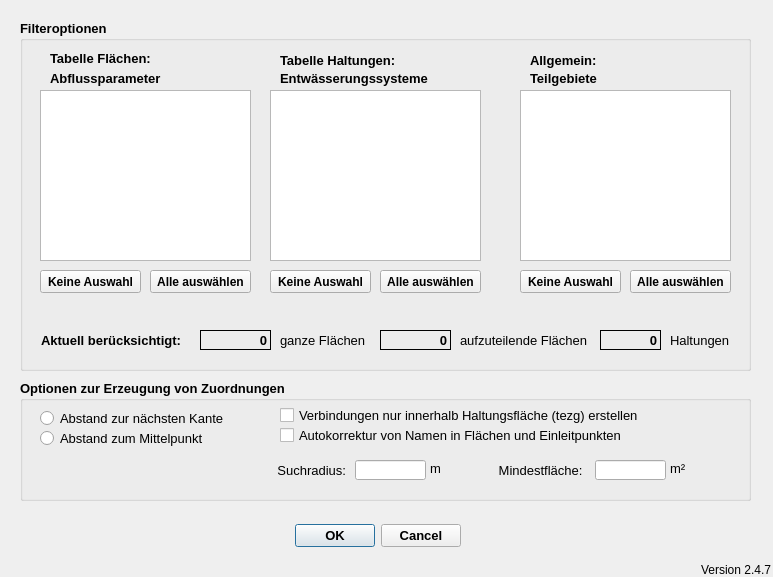
Old version of the form qkan/linkflaechen/res/application_createlinefl.ui in the repository hoettges/QKan.
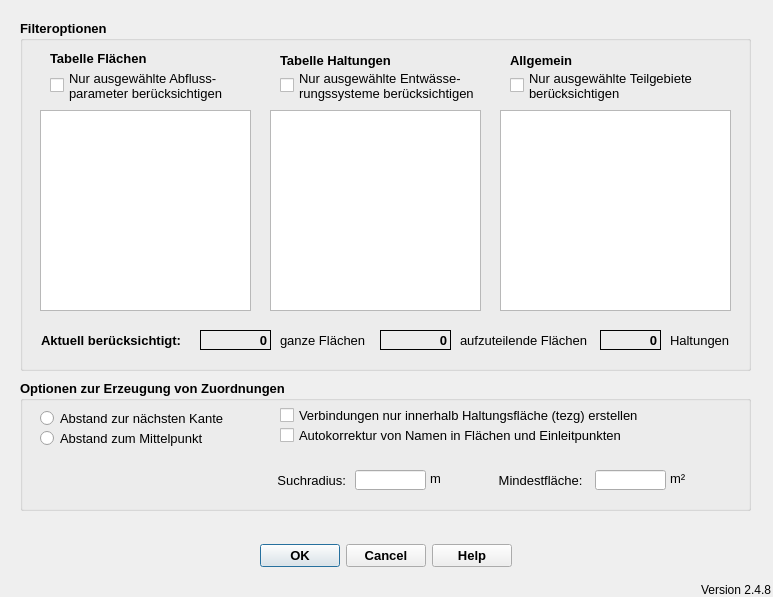
New version of the form.

What changed in the file:
```diff
--- a/qkan/linkflaechen/res/application_createlinefl.ui
+++ b/qkan/linkflaechen/res/application_createlinefl.ui
@@ -7,7 +7,7 @@
     <x>0</x>
     <y>0</y>
     <width>773</width>
-    <height>577</height>
+    <height>597</height>
    </rect>
   </property>
   <property name="windowTitle">
@@ -16,9 +16,9 @@
   <widget class="QDialogButtonBox" name="button_box">
    <property name="geometry">
     <rect>
-     <x>280</x>
-     <y>520</y>
-     <width>181</width>
+     <x>220</x>
+     <y>540</y>
+     <width>331</width>
      <height>32</height>
     </rect>
    </property>
@@ -36,14 +36,17 @@
     <enum>Qt::Horizontal</enum>
    </property>
    <property name="standardButtons">
-    <set>QDialogButtonBox::Cancel|QDialogButtonBox::Ok</set>
+    <set>QDialogButtonBox::Cancel|QDialogButtonBox::Help|QDialogButtonBox::Ok</set>
+   </property>
+   <property name="centerButtons">
+    <bool>true</bool>
    </property>
   </widget>
   <widget class="QLabel" name="lb_version">
    <property name="geometry">
     <rect>
      <x>700</x>
-     <y>560</y>
+     <y>580</y>
      <width>71</width>
      <height>20</height>
     </rect>
@@ -52,7 +55,7 @@
     <string>Version QKan Import</string>
    </property>
    <property name="text">
-    <string>Version 2.4.7</string>
+    <string>Version 2.4.8</string>
    </property>
    <property name="alignment">
     <set>Qt::AlignRight|Qt::AlignTrailing|Qt::AlignVCenter</set>
@@ -81,9 +84,9 @@
     <property name="geometry">
      <rect>
       <x>20</x>
-      <y>70</y>
+      <y>90</y>
       <width>211</width>
-      <height>171</height>
+      <height>201</height>
      </rect>
     </property>
     <property name="toolTip">
@@ -112,35 +115,16 @@
      </font>
     </property>
     <property name="text">
-     <string>Tabelle Flächen:</string>
-    </property>
-   </widget>
-   <widget class="QLabel" name="label_4">
-    <property name="geometry">
-     <rect>
-      <x>260</x>
-      <y>50</y>
-      <width>171</width>
-      <height>16</height>
-     </rect>
-    </property>
-    <property name="font">
-     <font>
-      <weight>75</weight>
-      <bold>true</bold>
-     </font>
-    </property>
-    <property name="text">
-     <string>Entwässerungssysteme</string>
+     <string>Tabelle Flächen</string>
     </property>
    </widget>
    <widget class="QListWidget" name="lw_hal_entw">
     <property name="geometry">
      <rect>
       <x>250</x>
-      <y>70</y>
+      <y>90</y>
       <width>211</width>
-      <height>171</height>
+      <height>201</height>
      </rect>
     </property>
     <property name="toolTip">
@@ -153,32 +137,13 @@
      <enum>QAbstractItemView::ExtendedSelection</enum>
     </property>
    </widget>
-   <widget class="QLabel" name="label_5">
-    <property name="geometry">
-     <rect>
-      <x>510</x>
-      <y>50</y>
-      <width>91</width>
-      <height>16</height>
-     </rect>
-    </property>
-    <property name="font">
-     <font>
-      <weight>75</weight>
-      <bold>true</bold>
-     </font>
-    </property>
-    <property name="text">
-     <string>Teilgebiete</string>
-    </property>
-   </widget>
    <widget class="QListWidget" name="lw_teilgebiete">
     <property name="geometry">
      <rect>
-      <x>500</x>
-      <y>70</y>
-      <width>211</width>
-      <height>171</height>
+      <x>480</x>
+      <y>90</y>
+      <width>231</width>
+      <height>201</height>
      </rect>
     </property>
     <property name="toolTip">
@@ -191,25 +156,6 @@
      <enum>QAbstractItemView::ExtendedSelection</enum>
     </property>
    </widget>
-   <widget class="QLabel" name="label_6">
-    <property name="geometry">
-     <rect>
-      <x>30</x>
-      <y>50</y>
-      <width>141</width>
-      <height>16</height>
-     </rect>
-    </property>
-    <property name="font">
-     <font>
-      <weight>75</weight>
-      <bold>true</bold>
-     </font>
-    </property>
-    <property name="text">
-     <string>Abflussparameter</string>
-    </property>
-   </widget>
    <widget class="QLabel" name="label_7">
     <property name="geometry">
      <rect>
@@ -226,13 +172,13 @@
      </font>
     </property>
     <property name="text">
-     <string>Tabelle Haltungen:</string>
+     <string>Tabelle Haltungen</string>
     </property>
    </widget>
    <widget class="QLabel" name="label_8">
     <property name="geometry">
      <rect>
-      <x>510</x>
+      <x>490</x>
       <y>30</y>
       <width>91</width>
       <height>20</height>
@@ -245,7 +191,7 @@
      </font>
     </property>
     <property name="text">
-     <string>Allgemein:</string>
+     <string>Allgemein</string>
     </property>
    </widget>
    <widget class="QLabel" name="lf_anzahl_flaechen">
@@ -457,20 +403,19 @@
      <set>Qt::AlignLeading|Qt::AlignLeft|Qt::AlignVCenter</set>
     </property>
    </widget>
-   <widget class="QPushButton" name="pb_flSelAll">
+   <widget class="QCheckBox" name="cb_selFlActive">
     <property name="geometry">
      <rect>
-      <x>130</x>
-      <y>250</y>
-      <width>101</width>
-      <height>23</height>
+      <x>30</x>
+      <y>50</y>
+      <width>201</width>
+      <height>31</height>
      </rect>
     </property>
     <property name="font">
      <font>
-      <pointsize>9</pointsize>
-      <weight>75</weight>
-      <bold>true</bold>
+      <weight>50</weight>
+      <bold>false</bold>
      </font>
     </property>
     <property name="toolTip">
@@ -480,23 +425,23 @@
      <string>Alle angezeigten Haltungsflächen zur Bearbeitung auswählen</string>
     </property>
     <property name="text">
-     <string>Alle auswählen</string>
+     <string>Nur ausgewählte Abfluss-
+parameter berücksichtigen</string>
     </property>
    </widget>
-   <widget class="QPushButton" name="pb_flNoSel">
+   <widget class="QCheckBox" name="cb_selHalActive">
     <property name="geometry">
      <rect>
-      <x>20</x>
-      <y>250</y>
-      <width>101</width>
-      <height>23</height>
+      <x>260</x>
+      <y>50</y>
+      <width>201</width>
+      <height>31</height>
      </rect>
     </property>
     <property name="font">
      <font>
-      <pointsize>9</pointsize>
-      <weight>75</weight>
-      <bold>true</bold>
+      <weight>50</weight>
+      <bold>false</bold>
      </font>
     </property>
     <property name="toolTip">
@@ -506,23 +451,23 @@
      <string>Alle Haltungsflächen bearbeiten</string>
     </property>
     <property name="text">
-     <string>Keine Auswahl</string>
+     <string>Nur ausgewählte Entwässe-
+rungssysteme berücksichtigen</string>
     </property>
    </widget>
-   <widget class="QPushButton" name="pb_halNoSel">
+   <widget class="QCheckBox" name="cb_selTgbActive">
     <property name="geometry">
      <rect>
-      <x>250</x>
-      <y>250</y>
-      <width>101</width>
-      <height>23</height>
+      <x>490</x>
+      <y>50</y>
+      <width>201</width>
+      <height>31</height>
      </rect>
     </property>
     <property name="font">
      <font>
-      <pointsize>9</pointsize>
-      <weight>75</weight>
-      <bold>true</bold>
+      <weight>50</weight>
+      <bold>false</bold>
      </font>
     </property>
     <property name="toolTip">
@@ -532,85 +477,8 @@
      <string>Alle Haltungsflächen bearbeiten</string>
     </property>
     <property name="text">
-     <string>Keine Auswahl</string>
-    </property>
-   </widget>
-   <widget class="QPushButton" name="pb_halSelAll">
-    <property name="geometry">
-     <rect>
-      <x>360</x>
-      <y>250</y>
-      <width>101</width>
-      <height>23</height>
-     </rect>
-    </property>
-    <property name="font">
-     <font>
-      <pointsize>9</pointsize>
-      <weight>75</weight>
-      <bold>true</bold>
-     </font>
-    </property>
-    <property name="toolTip">
-     <string>&lt;html&gt;&lt;head/&gt;&lt;body&gt;&lt;p&gt;Alle angezeigten Haltungsflächen zur Bearbeitung auswählen&lt;/p&gt;&lt;/body&gt;&lt;/html&gt;</string>
-    </property>
-    <property name="statusTip">
-     <string>Alle angezeigten Haltungsflächen zur Bearbeitung auswählen</string>
-    </property>
-    <property name="text">
-     <string>Alle auswählen</string>
-    </property>
-   </widget>
-   <widget class="QPushButton" name="pb_tezgSelAll">
-    <property name="geometry">
-     <rect>
-      <x>610</x>
-      <y>250</y>
-      <width>101</width>
-      <height>23</height>
-     </rect>
-    </property>
-    <property name="font">
-     <font>
-      <pointsize>9</pointsize>
-      <weight>75</weight>
-      <bold>true</bold>
-     </font>
-    </property>
-    <property name="toolTip">
-     <string>&lt;html&gt;&lt;head/&gt;&lt;body&gt;&lt;p&gt;Alle angezeigten Haltungsflächen zur Bearbeitung auswählen&lt;/p&gt;&lt;/body&gt;&lt;/html&gt;</string>
-    </property>
-    <property name="statusTip">
-     <string>Alle angezeigten Haltungsflächen zur Bearbeitung auswählen</string>
-    </property>
-    <property name="text">
-     <string>Alle auswählen</string>
-    </property>
-   </widget>
-   <widget class="QPushButton" name="pb_tezgNoSel">
-    <property name="geometry">
-     <rect>
-      <x>500</x>
-      <y>250</y>
-      <width>101</width>
-      <height>23</height>
-     </rect>
-    </property>
-    <property name="font">
-     <font>
-      <pointsize>9</pointsize>
-      <weight>75</weight>
-      <bold>true</bold>
-     </font>
-    </property>
-    <property name="toolTip">
-     <string>&lt;html&gt;&lt;head/&gt;&lt;body&gt;&lt;p&gt;Alle Haltungsflächen bearbeiten&lt;/p&gt;&lt;/body&gt;&lt;/html&gt;</string>
-    </property>
-    <property name="statusTip">
-     <string>Alle Haltungsflächen bearbeiten</string>
-    </property>
-    <property name="text">
-     <string>Keine Auswahl</string>
+     <string>Nur ausgewählte Teilgebiete
+berücksichtigen</string>
     </property>
    </widget>
   </widget>
@@ -620,7 +488,7 @@
      <x>20</x>
      <y>380</y>
      <width>731</width>
-     <height>121</height>
+     <height>131</height>
     </rect>
    </property>
    <property name="font">
@@ -640,7 +508,7 @@
     <property name="geometry">
      <rect>
       <x>410</x>
-      <y>80</y>
+      <y>90</y>
       <width>31</width>
       <height>16</height>
      </rect>
@@ -665,7 +533,7 @@
     <property name="geometry">
      <rect>
       <x>255</x>
-      <y>80</y>
+      <y>90</y>
       <width>71</width>
       <height>21</height>
      </rect>
@@ -693,7 +561,7 @@
     <property name="geometry">
      <rect>
       <x>335</x>
-      <y>80</y>
+      <y>90</y>
       <width>71</width>
       <height>20</height>
      </rect>
@@ -760,7 +628,7 @@
      <rect>
       <x>260</x>
       <y>40</y>
-      <width>371</width>
+      <width>381</width>
       <height>31</height>
      </rect>
     </property>
@@ -787,7 +655,7 @@
     <property name="geometry">
      <rect>
       <x>575</x>
-      <y>80</y>
+      <y>90</y>
       <width>71</width>
       <height>20</height>
      </rect>
@@ -803,7 +671,7 @@
     <property name="geometry">
      <rect>
       <x>435</x>
-      <y>80</y>
+      <y>90</y>
       <width>131</width>
       <height>21</height>
      </rect>
@@ -831,7 +699,7 @@
     <property name="geometry">
      <rect>
       <x>650</x>
-      <y>80</y>
+      <y>90</y>
       <width>31</width>
       <height>16</height>
      </rect>
```
Left out of the diff: 22 changed lines with no effect on the pictures.
